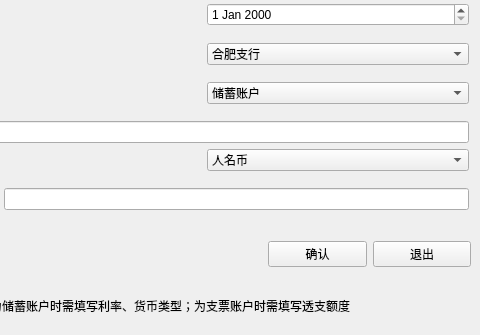
Above: Bank/CREATE_ACCOUNT.ui from LuciferDarkStar/USTC_2021_DataBase_Lab3 before the change; both pictures show x 92 to 572 and y 185 to 520 of the 572 by 520 pixel window. Below: the same form after it.
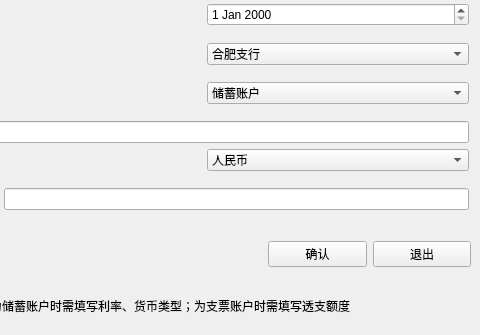
That is the form after the change.

Commit message: 修改 人名币 为 人民币

```diff
--- a/Bank/CREATE_ACCOUNT.ui
+++ b/Bank/CREATE_ACCOUNT.ui
@@ -135,7 +135,7 @@
          <widget class="QComboBox" name="comboBox_3">
           <item>
            <property name="text">
-            <string>人名币</string>
+            <string>人民币</string>
            </property>
           </item>
           <item>
```
The commit also changes 50 other files.
